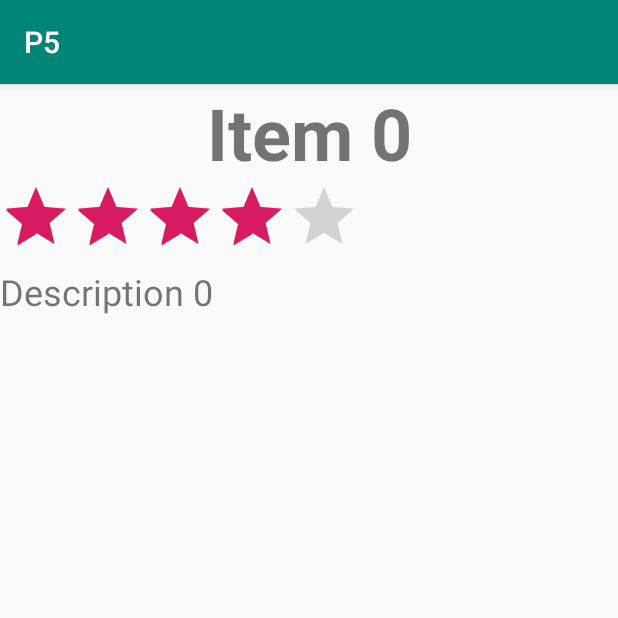
After one commit to gerardfp/P5, an Android app: the DetailFragment screen opened through its navigation route, on a phone screen of 412 x 824 dp, the top half of it. The commit adds this screen. Run offline under Robolectric (Android 15) with nearby library versions, the phone set to English and light mode, and no system bars.

Commit message:
Navigation with fragments

```diff
--- a/app/build.gradle
+++ b/app/build.gradle
@@ -22,9 +22,14 @@ dependencies {
     implementation fileTree(dir: 'libs', include: ['*.jar'])
     implementation 'androidx.appcompat:appcompat:1.1.0'
     implementation 'androidx.constraintlayout:constraintlayout:1.1.3'
+    implementation 'androidx.legacy:legacy-support-v4:1.0.0'
     testImplementation 'junit:junit:4.12'
     androidTestImplementation 'androidx.test:runner:1.2.0'
     androidTestImplementation 'androidx.test.espresso:espresso-core:3.2.0'
 
     implementation 'androidx.recyclerview:recyclerview:1.0.0'
+
+    implementation "androidx.navigation:navigation-fragment:2.1.0"
+    implementation "androidx.navigation:navigation-ui:2.1.0"
+    implementation 'androidx.lifecycle:lifecycle-extensions:2.1.0'
 }
--- a/app/src/main/AndroidManifest.xml
+++ b/app/src/main/AndroidManifest.xml
@@ -9,7 +9,6 @@
         android:roundIcon="@mipmap/ic_launcher_round"
         android:supportsRtl="true"
         android:theme="@style/AppTheme">
-        <activity android:name=".DetailActivity"></activity>
         <activity android:name=".MainActivity">
             <intent-filter>
                 <action android:name="android.intent.action.MAIN" />
--- /dev/null
+++ b/app/src/main/java/com/company/p5/DetailFragment.java
@@ -0,0 +1,52 @@
+package com.company.p5;
+
+
+import android.os.Bundle;
+
+import androidx.annotation.NonNull;
+import androidx.annotation.Nullable;
+import androidx.fragment.app.Fragment;
+import androidx.lifecycle.ViewModelProviders;
+
+import android.view.LayoutInflater;
+import android.view.View;
+import android.view.ViewGroup;
+import android.widget.RatingBar;
+import android.widget.TextView;
+
+
+public class DetailFragment extends Fragment {
+
+
+    public DetailFragment() { }
+
+
+    @Override
+    public View onCreateView(LayoutInflater inflater, ViewGroup container, Bundle savedInstanceState) {
+        return inflater.inflate(R.layout.fragment_detail, container, false);
+    }
+
+    @Override
+    public void onViewCreated(@NonNull View view, @Nullable Bundle savedInstanceState) {
+        super.onViewCreated(view, savedInstanceState);
+
+        MainViewModel mainViewModel = ViewModelProviders.of(requireActivity()).get(MainViewModel.class);
+
+        final Item item = mainViewModel.itemList.get(mainViewModel.selectedItem);
+
+        TextView textViewName = view.findViewById(R.id.name);
+        TextView textViewDesc = view.findViewById(R.id.desc);
+        RatingBar ratingBar = view.findViewById(R.id.rating);
+
+        textViewName.setText(item.name);
+        textViewDesc.setText(item.desc);
+        ratingBar.setRating(item.rating);
+
+        ratingBar.setOnRatingBarChangeListener(new RatingBar.OnRatingBarChangeListener() {
+            @Override
+            public void onRatingChanged(RatingBar ratingBar, float v, boolean b) {
+                item.rating = v;
+            }
+        });
+    }
+}
--- /dev/null
+++ b/app/src/main/java/com/company/p5/MainFragment.java
@@ -0,0 +1,94 @@
+package com.company.p5;
+
+
+import android.os.Bundle;
+import android.view.LayoutInflater;
+import android.view.View;
+import android.view.ViewGroup;
+import android.widget.RatingBar;
+import android.widget.TextView;
+
+import androidx.annotation.NonNull;
+import androidx.annotation.Nullable;
+import androidx.fragment.app.Fragment;
+import androidx.lifecycle.ViewModelProviders;
+import androidx.navigation.Navigation;
+import androidx.recyclerview.widget.DividerItemDecoration;
+import androidx.recyclerview.widget.RecyclerView;
+
+
+public class MainFragment extends Fragment {
+
+    MainViewModel mainViewModel;
+
+    public MainFragment() {}
+
+
+    @Override
+    public View onCreateView(LayoutInflater inflater, ViewGroup container, Bundle savedInstanceState) {
+        return inflater.inflate(R.layout.fragment_main, container, false);
+    }
+
+    @Override
+    public void onViewCreated(@NonNull View view, @Nullable Bundle savedInstanceState) {
+        super.onViewCreated(view, savedInstanceState);
+
+        mainViewModel = ViewModelProviders.of(requireActivity()).get(MainViewModel.class);
+
+        RecyclerView recyclerView = view.findViewById(R.id.item_list);
+        recyclerView.addItemDecoration(new DividerItemDecoration(recyclerView.getContext(), DividerItemDecoration.VERTICAL));
+        recyclerView.setAdapter(new ItemsAdapter());
+    }
+
+    class ItemViewHolder extends RecyclerView.ViewHolder {
+        TextView name, desc;
+        RatingBar rating;
+
+        ItemViewHolder(@NonNull View itemView) {
+            super(itemView);
+
+            name = itemView.findViewById(R.id.item_name);
+            desc = itemView.findViewById(R.id.item_desc);
+            rating = itemView.findViewById(R.id.item_rating);
+        }
+    }
+
+    class ItemsAdapter extends RecyclerView.Adapter<ItemViewHolder>{
+
+        @NonNull
+        @Override
+        public ItemViewHolder onCreateViewHolder(@NonNull ViewGroup parent, int viewType) {
+            return new ItemViewHolder(LayoutInflater.from(parent.getContext()).inflate(R.layout.viewholder_item, parent, false));
+        }
+
+        @Override
+        public void onBindViewHolder(@NonNull ItemViewHolder holder, final int position) {
+
+            final Item item = mainViewModel.itemList.get(position);
+
+            holder.name.setText(item.name);
+            holder.desc.setText(item.desc);
+            holder.rating.setRating(item.rating);
+
+            holder.rating.setOnRatingBarChangeListener(new RatingBar.OnRatingBarChangeListener() {
+                @Override
+                public void onRatingChanged(RatingBar ratingBar, float v, boolean b) {
+                    item.rating = v;
+                }
+            });
+
+            holder.itemView.setOnClickListener(new View.OnClickListener() {
+                @Override
+                public void onClick(View view) {
+                    mainViewModel.selectedItem = position;
+                    Navigation.findNavController(view).navigate(R.id.detailFragment);
+                }
+            });
+        }
+
+        @Override
+        public int getItemCount() {
+            return mainViewModel.itemList.size();
+        }
+    }
+}
--- a/app/src/main/java/com/company/p5/Dataset.java
+++ b/app/src/main/java/com/company/p5/MainViewModel.java
@@ -1,14 +1,22 @@
 package com.company.p5;
 
-import android.util.Log;
+import android.app.Application;
 
 import java.util.ArrayList;
 import java.util.List;
 
-class Dataset {
-    static List<Item> itemList = new ArrayList<>();
+import androidx.annotation.NonNull;
+import androidx.lifecycle.AndroidViewModel;
 
-    static {
+public class MainViewModel extends AndroidViewModel {
+
+
+    List<Item> itemList = new ArrayList<>();
+    public int selectedItem = 0;
+
+    public MainViewModel(@NonNull Application application) {
+        super(application);
+
         for (int i = 0; i < 200; i++) {
             Item item = new Item();
             item.name = "Item " + i;
--- a/app/src/main/res/layout/activity_main.xml
+++ b/app/src/main/res/layout/activity_main.xml
@@ -4,11 +4,17 @@
     android:layout_height="match_parent"
     xmlns:app="http://schemas.android.com/apk/res-auto">
 
-    <androidx.recyclerview.widget.RecyclerView
-        android:id="@+id/item_list"
-        android:layout_width="match_parent"
-        android:layout_height="wrap_content"
-        android:scrollbars="vertical"
-        app:layoutManager="androidx.recyclerview.widget.LinearLayoutManager" />
+    <fragment
+        android:id="@+id/nav_host_fragment"
+        android:name="androidx.navigation.fragment.NavHostFragment"
+        android:layout_width="0dp"
+        android:layout_height="0dp"
+        app:layout_constraintLeft_toLeftOf="parent"
+        app:layout_constraintRight_toRightOf="parent"
+        app:layout_constraintTop_toTopOf="parent"
+        app:layout_constraintBottom_toBottomOf="parent"
+
+        app:defaultNavHost="true"
+        app:navGraph="@navigation/nav_graph" />
 
 </androidx.constraintlayout.widget.ConstraintLayout>
--- a/app/src/main/res/layout/activity_detail.xml
+++ b/app/src/main/res/layout/fragment_detail.xml
@@ -1,7 +1,9 @@
 <?xml version="1.0" encoding="utf-8"?>
-<androidx.constraintlayout.widget.ConstraintLayout xmlns:android="http://schemas.android.com/apk/res/android"
+<FrameLayout xmlns:android="http://schemas.android.com/apk/res/android"
+    xmlns:tools="http://schemas.android.com/tools"
     android:layout_width="match_parent"
-    android:layout_height="match_parent">
+    android:layout_height="match_parent"
+    tools:context=".DetailFragment">
 
     <LinearLayout
         android:layout_width="match_parent"
@@ -29,4 +31,4 @@
 
     </LinearLayout>
 
-</androidx.constraintlayout.widget.ConstraintLayout>
+</FrameLayout>
--- /dev/null
+++ b/app/src/main/res/navigation/nav_graph.xml
@@ -0,0 +1,22 @@
+<?xml version="1.0" encoding="utf-8"?>
+<navigation xmlns:android="http://schemas.android.com/apk/res/android"
+    xmlns:app="http://schemas.android.com/apk/res-auto"
+    xmlns:tools="http://schemas.android.com/tools"
+    android:id="@+id/nav_graph"
+    app:startDestination="@id/mainFragment">
+
+    <fragment
+        android:id="@+id/mainFragment"
+        android:name="com.company.p5.MainFragment"
+        android:label="fragment_main"
+        tools:layout="@layout/fragment_main" >
+        <action
+            android:id="@+id/action_mainFragment_to_detailFragment"
+            app:destination="@id/detailFragment" />
+    </fragment>
+    <fragment
+        android:id="@+id/detailFragment"
+        android:name="com.company.p5.DetailFragment"
+        android:label="fragment_detail"
+        tools:layout="@layout/fragment_detail" />
+</navigation>
--- a/app/src/main/res/values/strings.xml
+++ b/app/src/main/res/values/strings.xml
@@ -1,3 +1,6 @@
 <resources>
     <string name="app_name">P5</string>
+
+    <!-- TODO: Remove or change this placeholder text -->
+    <string name="hello_blank_fragment">Hello blank fragment</string>
 </resources>
```
Also changed, not shown: app/src/main/java/com/company/p5/DetailActivity.java (deleted, +0 -28 lines), app/src/main/java/com/company/p5/MainActivity.java (+0 -66 lines), app/src/main/res/layout/fragment_main.xml (added, +16 -0 lines).
